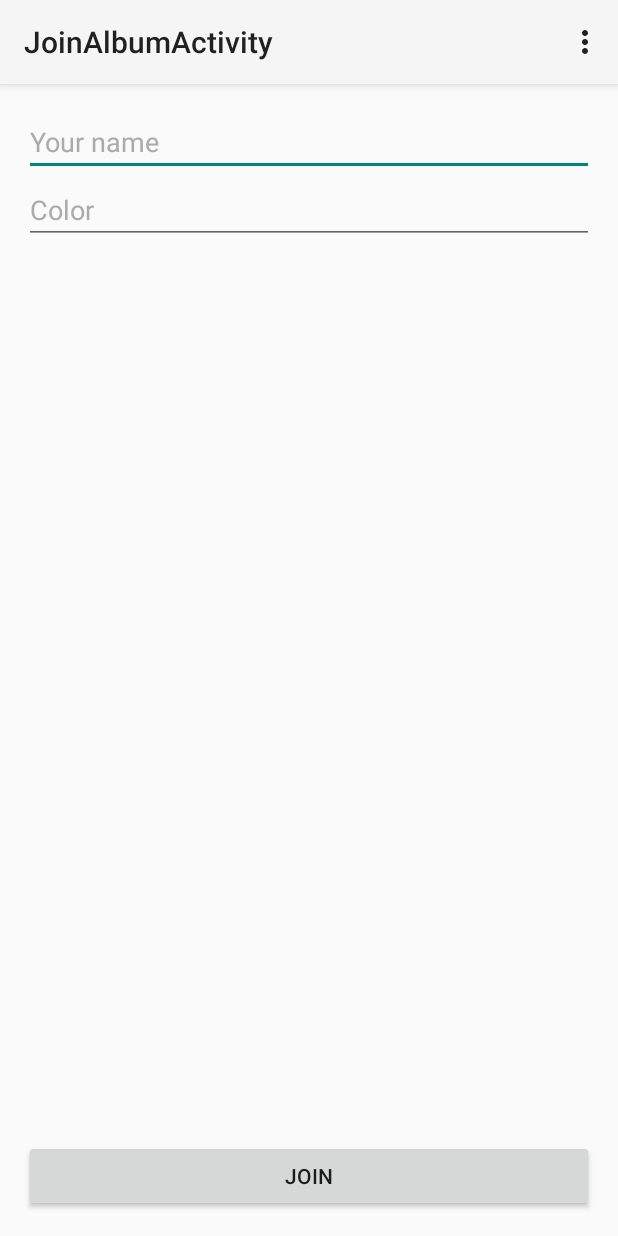
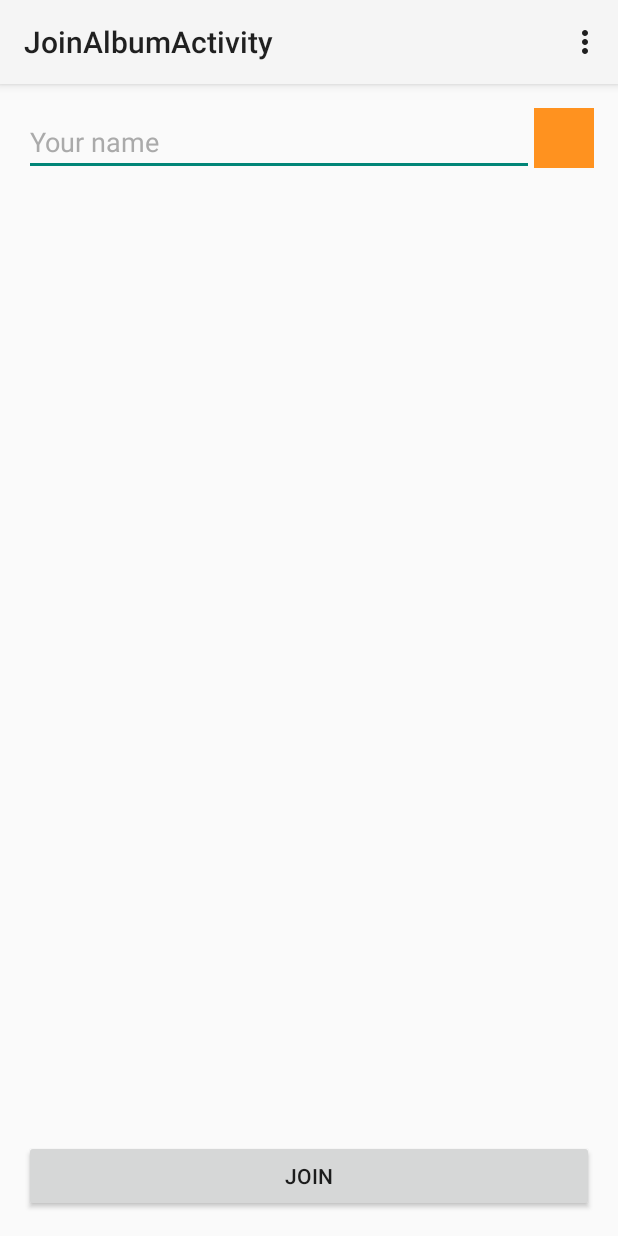
Before and after one commit to mamonateam/FlickMeIn, an Android app: the UserInfoFormFragment screen opened directly, with no data from a screen before it, on a phone screen of 412 x 824 dp. Run offline under Robolectric (Android 15) with nearby library versions, the light colour scheme and no system bars.

Commit message:
Color picker

```diff
--- a/app/build.gradle
+++ b/app/build.gradle
@@ -37,6 +37,7 @@ dependencies {
     compile 'com.googlecode.flickrj-android:flickrj-android:2.1.0'
     compile 'com.etsy.android.grid:library:1.0.5'
     compile 'com.google.zxing:core:2.2'
+    compile 'com.larswerkman:HoloColorPicker:1.4'
 
     // Supports Android 4.0.3 and later (API level 15)
     compile 'com.journeyapps:zxing-android-embedded:2.0.1@aar'
--- a/app/src/main/java/com/codepath/apps/flickmein/MainActivity.java
+++ b/app/src/main/java/com/codepath/apps/flickmein/MainActivity.java
@@ -13,11 +13,9 @@ import com.google.zxing.integration.android.IntentResult;
 
 
 // Important ToDos
-// ToDo: Use color picker
 // ToDo: indeterminate progress in album view
 // ToDo: List of albums...
 // ToDo: Redirect to QR view when album is created {jesus}
-// ToDo: Show QR Flipcard {jesus}
 // ToDo: Detail view from Google Image Search {jesus}
 // ToDo: Link albumcontributor to authorizedalbum {jesus}
 // ToDo: moar styling
--- a/app/src/main/java/com/codepath/apps/flickmein/fragments/UserInfoFormFragment.java
+++ b/app/src/main/java/com/codepath/apps/flickmein/fragments/UserInfoFormFragment.java
@@ -1,5 +1,6 @@
 package com.codepath.apps.flickmein.fragments;
 
+import android.graphics.Color;
 import android.os.Bundle;
 import android.support.annotation.Nullable;
 import android.support.v4.app.Fragment;
@@ -7,14 +8,43 @@ import android.view.LayoutInflater;
 import android.view.View;
 import android.view.ViewGroup;
 import android.widget.EditText;
+import android.widget.ImageView;
 
 import com.codepath.apps.flickmein.R;
 import com.codepath.apps.flickmein.models.AlbumContributor;
 
+import java.util.Random;
+
 public class UserInfoFormFragment extends Fragment {
 
+    // region Constants
+    private static final String[] DEFAULT_COLORS = {"#00abbd", "#055499", "#9bca3c", "#ff5a00", "#cc0000", "#ff921f", "#e91365", "#98dde4"};
+    // endregion
+
+    // region Variables
     private EditText etName;
-    private EditText etColor;
+    private ImageView ivColorSelector;
+    private int color = Color.parseColor(DEFAULT_COLORS[new Random().nextInt(DEFAULT_COLORS.length)]);
+    // endregion
+
+    // region Listeners
+    private View.OnClickListener onSelectColorListener = new View.OnClickListener() {
+        @Override
+        public void onClick(View v) {
+            android.support.v4.app.FragmentManager fm = getActivity().getSupportFragmentManager();
+            ColorPickerFragment colorDialog = ColorPickerFragment.newInstance(color);
+            colorDialog.setOnColorPickedListener(onColorPicked);
+            colorDialog.show(fm, "fragment_color");
+        }
+    };
+    private ColorPickerFragment.OnColorPicked onColorPicked = new ColorPickerFragment.OnColorPicked() {
+        @Override
+        public void onColorPicked(int c) {
+            color = c;
+            ivColorSelector.setBackgroundColor(color);
+        }
+    };
+    // endregion
 
     public static UserInfoFormFragment newInstance(String suggestedName) {
         UserInfoFormFragment ui = new UserInfoFormFragment();
@@ -33,13 +63,20 @@ public class UserInfoFormFragment extends Fragment {
         if (getArguments() != null) {
             etName.setText(getArguments().getString("name"));
         }
+        setUpListeners();
+
+        ivColorSelector.setBackgroundColor(color);
 
         return v;
     }
 
     private void bindAllElements(View v) {
         etName = (EditText) v.findViewById(R.id.etName);
-        etColor = (EditText) v.findViewById(R.id.etColor);
+        ivColorSelector = (ImageView) v.findViewById(R.id.ivColorSelector);
+    }
+
+    private void setUpListeners() {
+        ivColorSelector.setOnClickListener(onSelectColorListener);
     }
 
     public void setName(String name) {
@@ -47,6 +84,7 @@ public class UserInfoFormFragment extends Fragment {
     }
 
     public AlbumContributor getAlbumContributor() {
-        return new AlbumContributor(etName.getText().toString(), etColor.getText().toString());
+        String hexColor = String.format("#%06X", (0xFFFFFF & color));
+        return new AlbumContributor(etName.getText().toString(), hexColor);
     }
 }
--- a/app/src/main/res/layout/fragment_user_info_form.xml
+++ b/app/src/main/res/layout/fragment_user_info_form.xml
@@ -13,21 +13,17 @@
         android:hint="Your name"
         android:layout_alignParentLeft="true"
         android:layout_alignParentStart="true"
+        android:textColorHint="#aaa"
+        android:textColor="#fff"
+        android:layout_toLeftOf="@+id/ivColorSelector"
+        android:layout_toStartOf="@+id/ivColorSelector" />
+
+    <ImageView
+        android:id="@+id/ivColorSelector"
+        android:layout_width="40dp"
+        android:layout_height="40dp"
+        android:background="#888"
+        android:layout_alignParentTop="true"
         android:layout_alignParentRight="true"
-        android:layout_alignParentEnd="true"
-        android:textColorHint="#aaa"
-        android:textColor="#fff" />
-
-    <EditText
-        android:layout_width="wrap_content"
-        android:layout_height="wrap_content"
-        android:id="@+id/etColor"
-        android:layout_below="@+id/etName"
-        android:hint="Color"
-        android:layout_alignParentLeft="true"
-        android:layout_alignParentStart="true"
-        android:layout_alignParentRight="true"
-        android:layout_alignParentEnd="true"
-        android:textColorHint="#aaa"
-        android:textColor="#fff" />
+        android:layout_alignParentEnd="true" />
 </RelativeLayout>
```
Also changed, not shown: app/src/main/java/com/codepath/apps/flickmein/fragments/ColorPickerFragment.java (added, +72 -0 lines), app/src/main/res/layout/fragment_color_picker.xml (added, +33 -0 lines).
